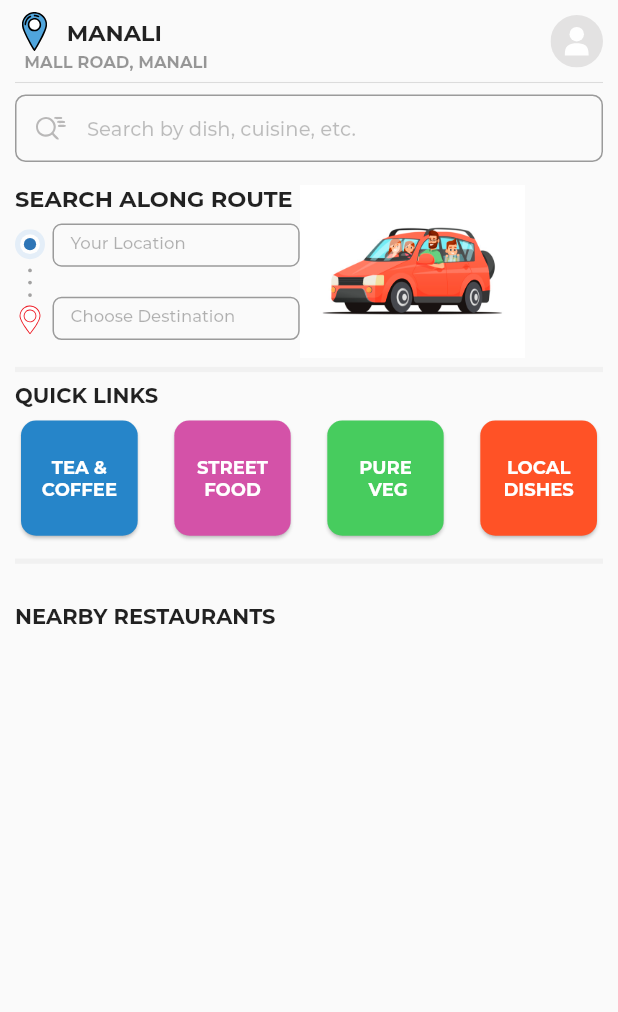
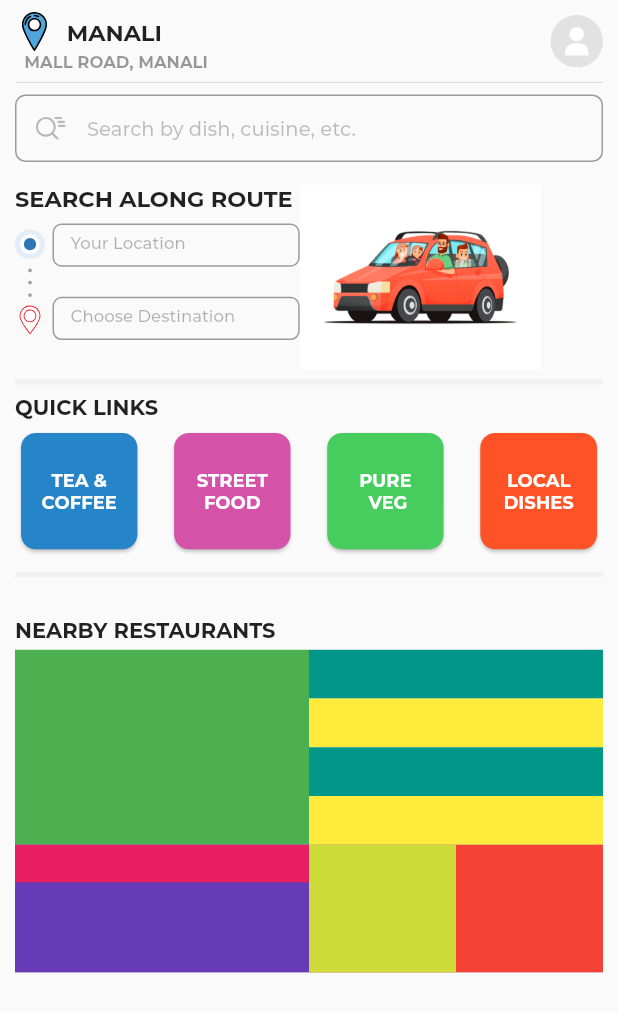
Before and after one commit to TekinaTawar/ScanF, a Flutter app: the LandingPage screen opened directly, on a phone screen of 412 x 824 dp. Shown: the top 1012 px of the screen. Run offline on Flutter 3.47's test engine with Material 2 defaults, Android fonts, the phone set to English and light mode, and no system bars; our stand-ins replace flutter_svg; project files that could hold a hidden picture were left out.

Commit message:
layout of list tile done

```diff
--- a/lib/main.dart
+++ b/lib/main.dart
@@ -1,5 +1,5 @@
 // import 'package:ScanF/screens/create_profile_screen/test.dart';
-import 'package:ScanF/screens/HomeScreens/hotelDetails.dart';
+// import 'package:ScanF/screens/HomeScreens/hotelDetails.dart';
 import 'package:flutter/material.dart';
 
 
@@ -9,7 +9,7 @@ import 'package:flutter/material.dart';
 import 'screens/HomeScreens/landing_page.dart';
 // import './screens/profile_screens.dart';
 // import './screens/splash_screen.dart';
- import './screens/onboard.dart';
+//  import './screens/onboard.dart';
 // import './screens/on-boarding-screen.dart';
 
 void main() => runApp(MyApp());
@@ -39,7 +39,7 @@ class MyApp extends StatelessWidget {
         //       ),
         //     ),
       ),
-      home: HotelDetails(),
+      home: LandingPage(),
     //   routes: {
     //     'create-profile-1': (ctx) => ProfileScreen1(),
     //     'create-profile-2': (ctx) => ProfileScreen2(),
--- a/lib/screens/HomeScreens/landing_page.dart
+++ b/lib/screens/HomeScreens/landing_page.dart
@@ -60,7 +60,9 @@ class _LandingPageState extends State<LandingPage> {
                   ),
                 ],
               ),
-              Divider(thickness: 0.7,),
+              Divider(
+                thickness: 0.7,
+              ),
               Container(
                 margin: EdgeInsets.only(bottom: 15),
                 height: 45,
@@ -89,7 +91,7 @@ class _LandingPageState extends State<LandingPage> {
               ),
               Container(
                 // color: Colors.amber,
-                height: MediaQuery.of(context).size.height * 0.14,
+                height: MediaQuery.of(context).size.height * 0.15,
 
                 child: Row(
                   children: <Widget>[
@@ -178,7 +180,10 @@ class _LandingPageState extends State<LandingPage> {
                   ],
                 ),
               ),
-              Divider(thickness: 3.5,color: Color.fromRGBO(128, 128, 128, 0.07),),
+              Divider(
+                thickness: 3.5,
+                color: Color.fromRGBO(128, 128, 128, 0.07),
+              ),
               Align(
                 child: Text(
                   "QUICK LINKS",
@@ -189,7 +194,7 @@ class _LandingPageState extends State<LandingPage> {
                 alignment: Alignment.centerLeft,
               ),
               Container(
-                height: MediaQuery.of(context).size.height * 0.115,
+                // height: MediaQuery.of(context).size.height * 0.115,
                 // margin: EdgeInsets.all(8),
 
                 // color:Colors.amber,
@@ -199,7 +204,7 @@ class _LandingPageState extends State<LandingPage> {
                     Container(
                       padding: EdgeInsets.only(top: 5, bottom: 5, right: 5),
                       height: cardWidth,
-                      width: cardWidth * 0.95,
+                      width: cardWidth - 5,
                       child: Card(
                         child: Align(
                           alignment: Alignment.center,
@@ -319,7 +324,10 @@ class _LandingPageState extends State<LandingPage> {
                   ],
                 ),
               ),
-             Divider(thickness: 3.5,color: Color.fromRGBO(128, 128, 128, 0.07),),
+              Divider(
+                thickness: 3.5,
+                color: Color.fromRGBO(128, 128, 128, 0.07),
+              ),
               Align(
                 alignment: Alignment.centerLeft,
                 child: Padding(
@@ -332,6 +340,88 @@ class _LandingPageState extends State<LandingPage> {
                   ),
                 ),
               ),
+              Container(
+                margin: EdgeInsets.symmetric(vertical: 5),
+                height: 215,
+                width: double.infinity,
+                child: Column(
+                  children: <Widget>[
+                    SizedBox(
+                      height: 130,
+                      child: Row(
+                        children: <Widget>[
+                          SizedBox(
+                            height: 130,
+                            width:
+                                (MediaQuery.of(context).size.width * 0.5) - 10,
+                            child: Container(
+                              color: Colors.green,
+                            ),
+                          ),
+                          SizedBox(
+                            height: 130,
+                            width:
+                                (MediaQuery.of(context).size.width * 0.5) - 10,
+                            child: Column(
+                              children: <Widget>[
+                                Container(
+                                  height: 32.5,
+                                  color: Colors.teal,
+                                ),
+                                Container(
+                                  height: 32.5,
+                                  color: Colors.yellow,
+                                ),
+                                Container(
+                                  height: 32.5,
+                                  color: Colors.teal,
+                                ),
+                                Container(
+                                  height: 32.5,
+                                  color: Colors.yellow,
+                                ),
+                              ],
+                            ),
+                          ),
+                        ],
+                      ),
+                    ),
+                    Container(
+                      height: 85,
+                      color: Colors.grey,
+                      child: Row(children: <Widget>[
+                        Container(
+                          width: (MediaQuery.of(context).size.width * 0.5) - 10,
+                          color: Colors.deepPurple,
+                          child: Column(
+                            children: <Widget>[
+                              Container(
+                                height: 25,
+                                color: Colors.pink,
+                              )
+                            ],
+                          ),
+                        ),
+                        Container(
+                          width: (MediaQuery.of(context).size.width * 0.5) - 10,
+                          color: Colors.red,
+                          child: Row(
+                            children: <Widget>[
+                              Container(
+                                width:
+                                    ((MediaQuery.of(context).size.width * 0.5) -
+                                            10) *
+                                        0.5,
+                                color: Colors.lime,
+                              )
+                            ],
+                          ),
+                        )
+                      ]),
+                    ),
+                  ],
+                ),
+              ),
             ],
           ),
         ),
```
